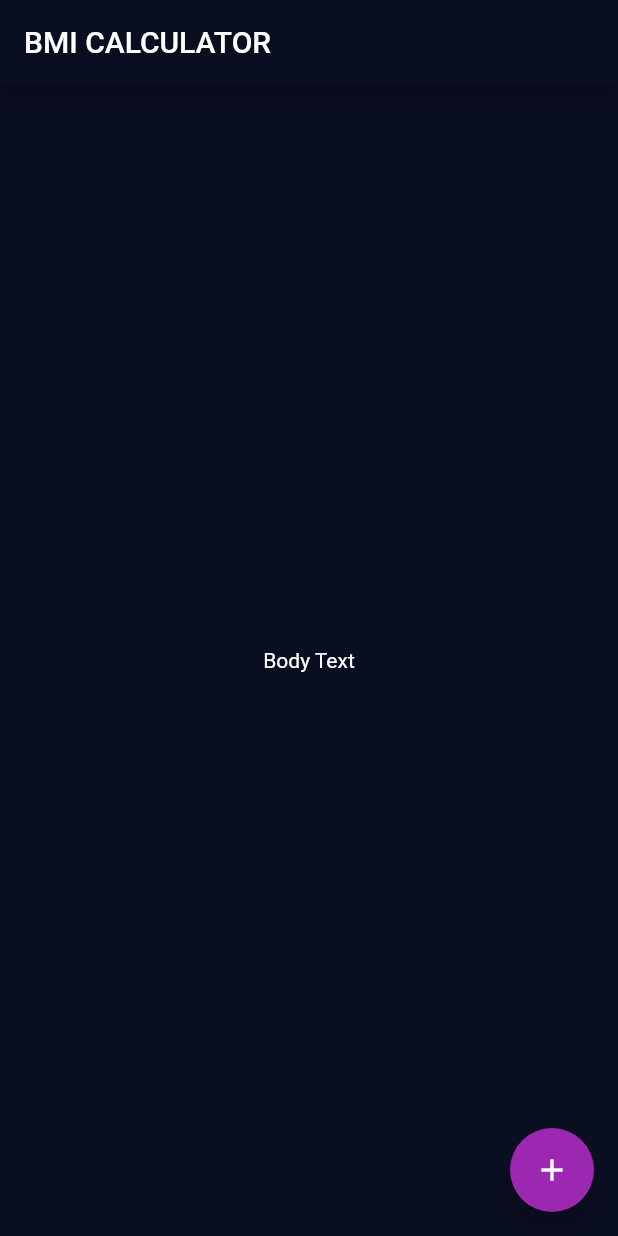
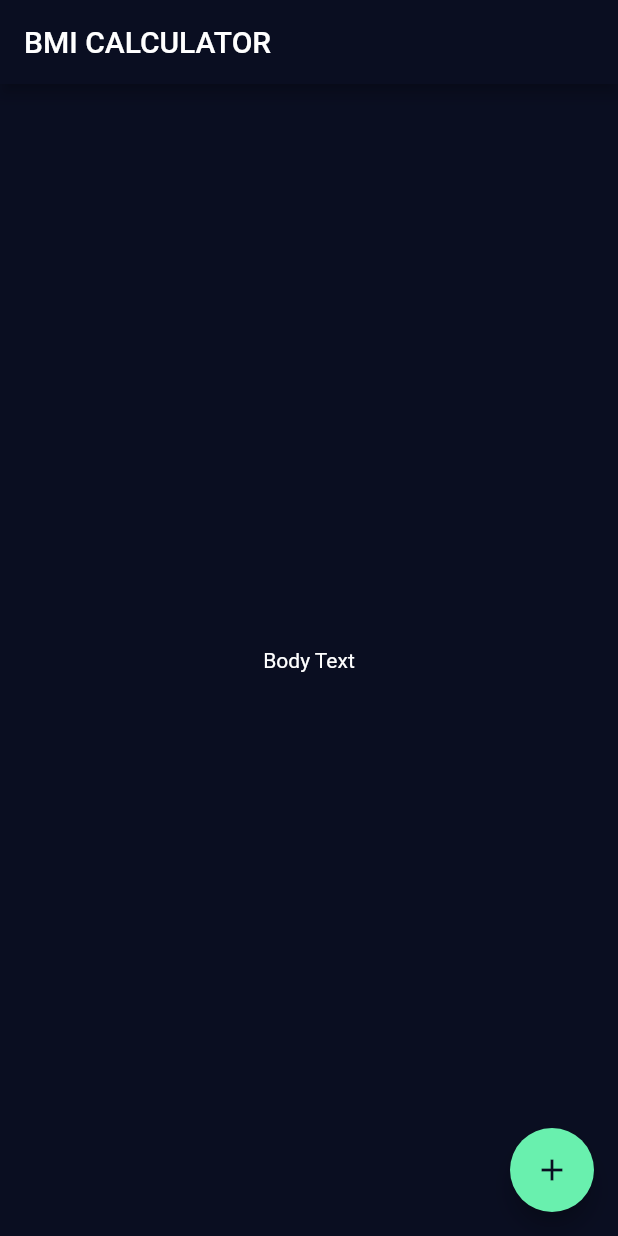
Before and after one commit to gTambo/flutter_tutorial_bmi_calculator, a Flutter app: the screen it shows after launch, on a phone screen of 412 x 824 dp. Run offline on Flutter 3.47's test engine with Material 2 defaults, Android fonts, the phone set to English and light mode, and no system bars.

Commit message:
theme from the default dark with customization

```diff
--- a/lib/main.dart
+++ b/lib/main.dart
@@ -6,12 +6,13 @@ class BMICalculator extends StatelessWidget {
   @override
   Widget build(BuildContext context) {
     return MaterialApp(
-      theme: ThemeData(
+      theme: ThemeData.dark().copyWith(
         scaffoldBackgroundColor: Color(0xFF0A0E21),
         colorScheme: ColorScheme.fromSwatch().copyWith(
           // seedColor: Color(0xFF0A0E21),
           primary: Color(0xFF0A0E21),
-          secondary: Colors.purple,
+          secondary: Colors.greenAccent,
+          onSecondary: Color(0xFF0A0E21),
           // background: Color(0xFF0A0E21),
         ),
         textTheme: const TextTheme(
```
